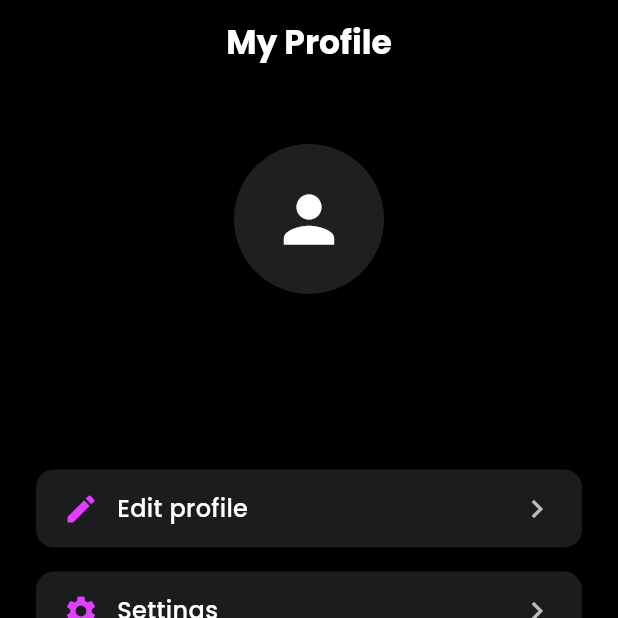
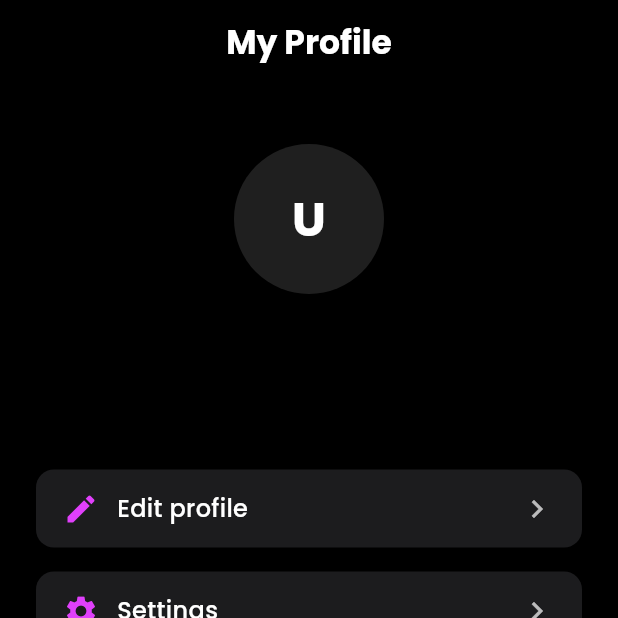
Before and after one commit to nataliasuda/Frontend-Hangmatch-Flutter, a Flutter app: the ProfileScreen screen opened directly, on a phone screen of 412 x 824 dp, the top half of it. Run offline on Flutter 3.47's test engine with Material 3 defaults, Android fonts, the phone set to English and light mode, and no system bars; our stand-ins replace flutter_secure_storage, flutter_svg, google_fonts, lucide_icons; accounts and stored records are empty; statements that could not run were skipped.

Commit message:
style: replace static icon with user initial avatar

```diff
--- a/lib/screens/profile.dart
+++ b/lib/screens/profile.dart
@@ -79,10 +79,13 @@ class _ProfileScreenState extends State<ProfileScreen> {
                       child: CircleAvatar(
                         radius: 50,
                         backgroundColor: Colors.white12,
-                        child: const Icon(
-                          Icons.person,
-                          color: Colors.white,
-                          size: 50,
+                        child: Text(
+                          _name.isNotEmpty ? _name[0].toUpperCase() : 'U',
+                          style: const TextStyle(
+                            color: Colors.white,
+                            fontSize: 32,
+                            fontWeight: FontWeight.bold,
+                          ),
                         ),
                       ),
                     ),
```
